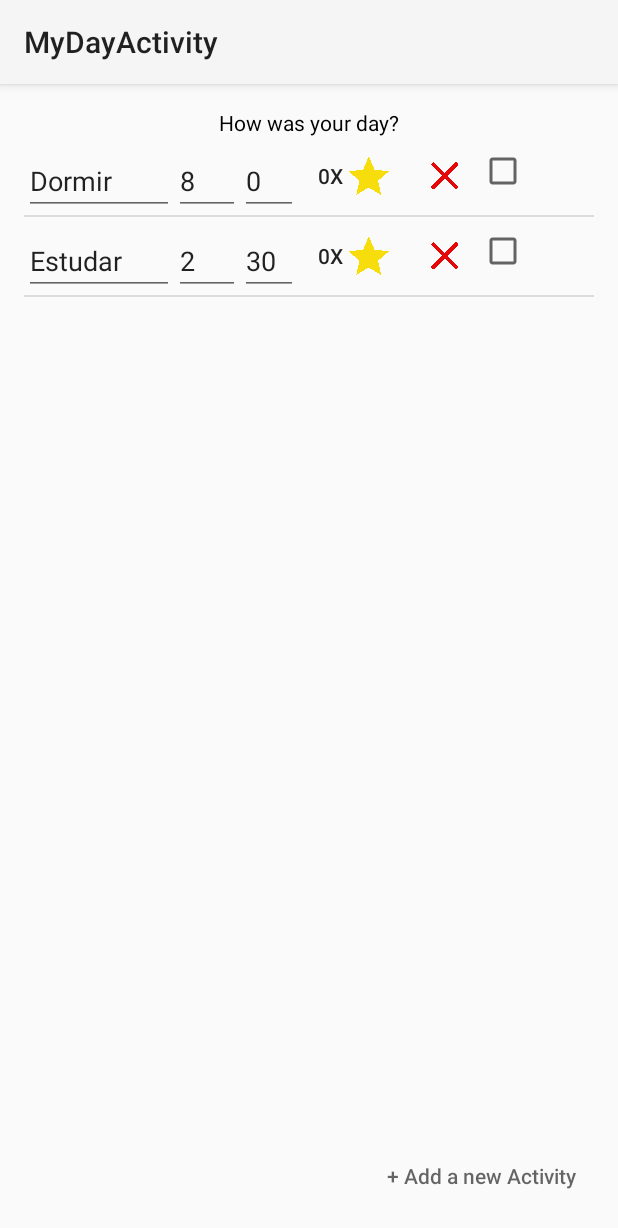
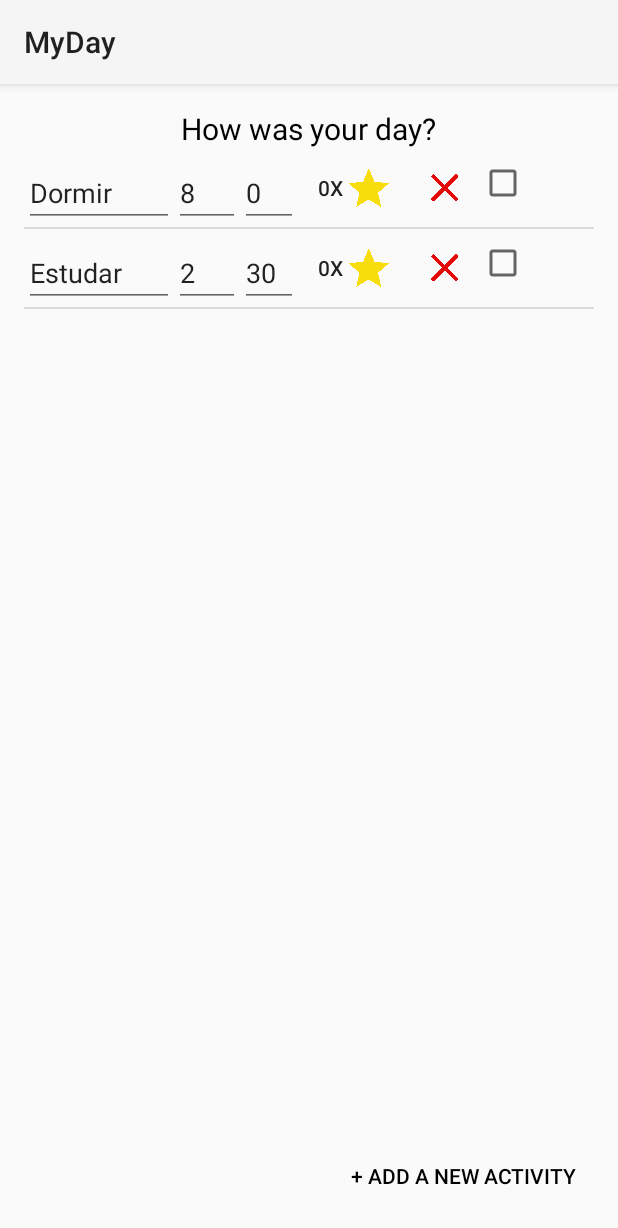
Before and after one commit to AntonioMateus/Kronos, an Android app: the MyDayActivity screen opened directly, with no data from a screen before it, on a phone screen of 412 x 824 dp. Shown: the top 1228 px of the screen. Run offline under Robolectric (Android 15) with nearby library versions, the phone set to English and light mode, and no system bars; libraries missing offline, so code that uses them is left out: com.github.mikephil.charting; plain views replace PieChart; 1 statement that could not run was skipped.

```diff
--- a/app/src/main/java/br/com/kronos/kronos/adapters/ListAtividadesAdapter.java
+++ b/app/src/main/java/br/com/kronos/kronos/adapters/ListAtividadesAdapter.java
@@ -5,15 +5,18 @@ import android.text.TextWatcher;
 import android.view.LayoutInflater;
 import android.view.View;
 import android.view.ViewGroup;
+import android.view.inputmethod.EditorInfo;
 import android.widget.ArrayAdapter;
 import android.widget.Button;
 import android.widget.CheckBox;
 import android.widget.CompoundButton;
 import android.widget.EditText;
 import android.widget.ImageButton;
+import android.widget.Toast;
 
 import java.util.List;
 
+import br.com.kronos.exceptions.HorasDiaExcedidoException;
 import br.com.kronos.kronos.Atividade;
 import br.com.kronos.kronos.R;
 import br.com.kronos.kronos.textwatcher.TextWatcherAtividadeHora;
@@ -126,8 +129,7 @@ public class ListAtividadesAdapter extends ArrayAdapter<Atividade>{
             @Override
             public void onClick(View v) {
                 atividades.remove(position);
-                listener.onAtividadeAdicionada(atividade);
-                listener.onUncheckedAtividade(atividade);
+                listener.onAtividadeRemovida(atividade);
             }
         });
 
@@ -150,23 +152,25 @@ public class ListAtividadesAdapter extends ArrayAdapter<Atividade>{
 
         /*
         Define que quando o check da Atividade está "checado" as horas da Atividade em questão
-        é adicionado ao gráfico
+        é adicionado ao gráfico. Se já houver uma Atividade checada e com o nome da Atividade que
+        está sendo checada, o check desta Atividade mais recente não é dado. Se essa Atividade for
+        checada e o número de horas do dia for excedido, o check é desfeito.
          */
         final CheckBox checkBox = holder.getCheckBox();
         checkBox.setOnCheckedChangeListener(new CompoundButton.OnCheckedChangeListener() {
-            /*
-            Se essa Atividade for checada:
-                -e não houver mais nenhuma Atividade com mesmo nome, o listener da classe é alertado
-                - caso houver mais uma Atividade com mesmo nome, o check dela é retirado
-            Se essa Atividade estiver tendo o seu check retirado, o listener da classe é alertado
-            */
             @Override
             public void onCheckedChanged(CompoundButton buttonView, boolean isChecked) {
                 if (isChecked) {
                     int atividadesChecadasComMesmoNome = Atividade.atividadesChecadasComMesmoNome(atividade, atividadesChecadas);
                     if(atividadesChecadasComMesmoNome == 0) {
-                        listener.onCheckedAtividade(atividade);
+                        try {
+                            listener.onCheckedAtividade(atividade);
+                        } catch (HorasDiaExcedidoException e) {
+                            Toast.makeText(getContext(), R.string.horasDoDiaExcedidas, Toast.LENGTH_SHORT).show();
+                            checkBox.setChecked(false);
+                        }
                     } else {
+                        Toast.makeText(getContext(), R.string.atividadeChecadaComMesmoNome, Toast.LENGTH_SHORT).show();
                         checkBox.setChecked(false);
                     }
                 } else {
--- a/app/src/main/java/br/com/kronos/kronos/adapters/ListAtividadesAdapterListener.java
+++ b/app/src/main/java/br/com/kronos/kronos/adapters/ListAtividadesAdapterListener.java
@@ -1,5 +1,6 @@
 package br.com.kronos.kronos.adapters;
 
+import br.com.kronos.exceptions.HorasDiaExcedidoException;
 import br.com.kronos.kronos.Atividade;
 
 /*
@@ -15,7 +16,7 @@ public interface ListAtividadesAdapterListener {
     /*
     Define o que deve ser feito quando o checkBox de uma atividade for 'checado'
      */
-    void onCheckedAtividade(Atividade atividade);
+    void onCheckedAtividade(Atividade atividade) throws HorasDiaExcedidoException;
     /*
     Define o que deve ser feito quando há unchecked da Atividade
      */
@@ -24,5 +25,9 @@ public interface ListAtividadesAdapterListener {
     /*
     Define o que deve ser feito quando algum atributo da Atividade é alterado
      */
-    void onAtividadeUpdated(Atividade atividadeAlterada);
+    void onAtividadeUpdated(Atividade atividadeAlterada) throws HorasDiaExcedidoException;
+    /*
+    Define o que deve ser feito quando uma Atividade é removida
+     */
+    void onAtividadeRemovida(Atividade atividade);
 }
--- a/app/src/main/res/layout/activity_my_day.xml
+++ b/app/src/main/res/layout/activity_my_day.xml
@@ -12,13 +12,14 @@
         android:layout_height="0dp"/>
 
     <TextView
-        android:id="@+id/textView_title"
+        android:id="@+id/textView_myDay_title"
         android:layout_height="wrap_content"
         android:layout_width="wrap_content"
         android:layout_centerHorizontal="true"
         android:layout_below="@id/pieChart_activities"
-        android:text="@string/textView_title"
-        android:textColor="@color/textView_title"/>
+        android:text="@string/textView_myDay_title"
+        android:textSize="@dimen/textView_myDay_title"
+        android:textColor="@color/textView_myDay_title"/>
 
     <Button
         android:id="@+id/button_activityAdd"
@@ -26,14 +27,15 @@
         android:layout_height="wrap_content"
         android:layout_alignParentBottom="true"
         android:layout_alignParentEnd="true"
-        android:hint="@string/editText_activityAdd"
+        android:text="@string/button_activityAdd"
+        android:textColor="@color/button_activityAdd"
         style="?android:attr/borderlessButtonStyle"/>
 
     <ListView
         android:id="@+id/listView_activities"
         android:layout_width="match_parent"
         android:layout_height="wrap_content"
-        android:layout_below="@id/textView_title"
+        android:layout_below="@id/textView_myDay_title"
         android:layout_above="@id/button_activityAdd"
         android:descendantFocusability="beforeDescendants" />
 </RelativeLayout>
--- a/app/src/main/res/layout/list_activity_item_layout.xml
+++ b/app/src/main/res/layout/list_activity_item_layout.xml
@@ -6,7 +6,6 @@
         android:id="@+id/button_activityRating"
         android:layout_width="@dimen/imageButton_activityRating_width"
         android:layout_height="wrap_content"
-        android:layout_below="@id/textView_title"
         android:layout_toEndOf="@+id/imageButton_activityTimeMinute"
         android:gravity="center"
         style="?android:attr/borderlessButtonStyle"
@@ -19,7 +18,8 @@
         android:layout_height="wrap_content"
         android:layout_alignBottom="@id/button_activityRating"
         android:inputType="textAutoComplete|textCapWords"
-        android:hint="@string/editText_activityName"/>
+        android:hint="@string/editText_activityName"
+        android:imeOptions="actionDone"/>
 
     <EditText
         android:id="@+id/editText_activityTimeHour"
@@ -28,7 +28,8 @@
         android:layout_alignBottom="@id/button_activityRating"
         android:layout_toEndOf="@+id/editText_activityName"
         android:inputType="time"
-        android:hint="@string/editText_activityTimeHour"/>
+        android:hint="@string/editText_activityTimeHour"
+        android:imeOptions="actionDone"/>
 
     <EditText
         android:id="@+id/imageButton_activityTimeMinute"
@@ -37,7 +38,8 @@
         android:layout_alignBottom="@id/button_activityRating"
         android:layout_toEndOf="@+id/editText_activityTimeHour"
         android:inputType="time"
-        android:hint="@string/editText_activityTimeMinute"/>
+        android:hint="@string/editText_activityTimeMinute"
+        android:imeOptions="actionDone"/>
 
     <ImageButton
         android:id="@+id/imageButton_activityCancel"
@@ -54,6 +56,7 @@
         android:layout_width="@dimen/imageButton_activityOK_width"
         android:layout_height="wrap_content"
         android:layout_alignTop="@id/editText_activityName"
-        android:layout_toEndOf="@+id/imageButton_activityCancel" />
+        android:layout_toEndOf="@+id/imageButton_activityCancel"
+        android:imeOptions="actionDone"/>
 
 </RelativeLayout>
--- a/app/src/main/res/values/colors.xml
+++ b/app/src/main/res/values/colors.xml
@@ -1,8 +1,12 @@
 <?xml version="1.0" encoding="utf-8"?>
 <resources>
     <!-- MyDayActivity -->
-    <color name="textView_title">#000000</color>
+    <color name="textView_myDay_title">#000000</color>
+    <color name="button_activityAdd">#000000</color>
     <!-- PieChart -->
     <color name="pieChart_title">#000000</color>
 
+    <!-- Lista de Atividades -->
+    <color name="list_activity_empty_item_layout">#000000</color>
+
 </resources>
--- a/app/src/main/res/values/dimens.xml
+++ b/app/src/main/res/values/dimens.xml
@@ -3,7 +3,11 @@
     <dimen name="activity_horizontal_margin">16dp</dimen>
     <dimen name="activity_vertical_margin">16dp</dimen>
 
+    <!-- MyDay Activity -->
+    <dimen name="textView_myDay_title">20dp</dimen>
+
     <!-- ListActivityItem -->
+    <dimen name="list_activity_empty_item_layout">13dp</dimen>
     <dimen name="editText_activityName_widht">100dp</dimen>
     <dimen name="imageButton_activityCancel_width">45dp</dimen>
     <dimen name="imageButton_activityOK_width">50dp</dimen>
--- a/app/src/main/res/values/strings.xml
+++ b/app/src/main/res/values/strings.xml
@@ -5,19 +5,23 @@
     <string name="button_myDay">My Day</string>
 
     <!-- MyDayActivity -->
-    <string name="title_activity_my_day">MyDayActivity</string>
-    <string name="textView_title">How was your day?</string>
+    <string name="title_activity_my_day">MyDay</string>
+    <string name="textView_myDay_title">How was your day?</string>
     <!-- PieChart -->
     <string name="pieChart_description">PieChart of Activities</string>
-    <string name="pieChart_title"></string>
+    <string name="pieChart_title">activities</string>
+    <!-- Avisos -->
+    <string name="atividadeChecadaComMesmoNome">You already created an Activity with this same name</string>
+    <string name="horasDoDiaExcedidas">You exceeded the 24 hours of your day</string>
 
     <!-- Activity Item -->
+    <string name="listaAtividadesVazia">There are no Activities in your list in the moment.\nPress \"+ Add a new Activity\" for let Kronos help you :)</string>
     <string name="editText_activityName">Name</string>
     <string name="editText_activityTimeHour">hour</string>
     <string name="editText_activityTimeMinute">min</string>
     <string name="editText_activityCancel">Cancel</string>
     <string name="editText_activityOK">OK</string>
-    <string name="editText_activityAdd">+ Add a new Activity</string>
+    <string name="button_activityAdd">+ Add a new Activity</string>
     <string name="activityDefaultName">activity</string>
     <!-- Rating -->
     <string name="button_activityRating">0x</string>
```
Also changed, not shown: app/src/main/java/br/com/kronos/kronos/MyDayActivity.java (+32 -16 lines), app/src/main/java/br/com/kronos/kronos/textwatcher/TextWatcherAtividadeHora.java (+9 -1 lines), app/src/main/java/br/com/kronos/kronos/textwatcher/TextWatcherAtividadeMinuto.java (+9 -1 lines), app/src/main/java/br/com/kronos/kronos/textwatcher/TextWatcherAtividadeNome.java (+9 -1 lines), app/src/main/res/layout/list_activity_empty_item_layout.xml (added, +9 -0 lines).
